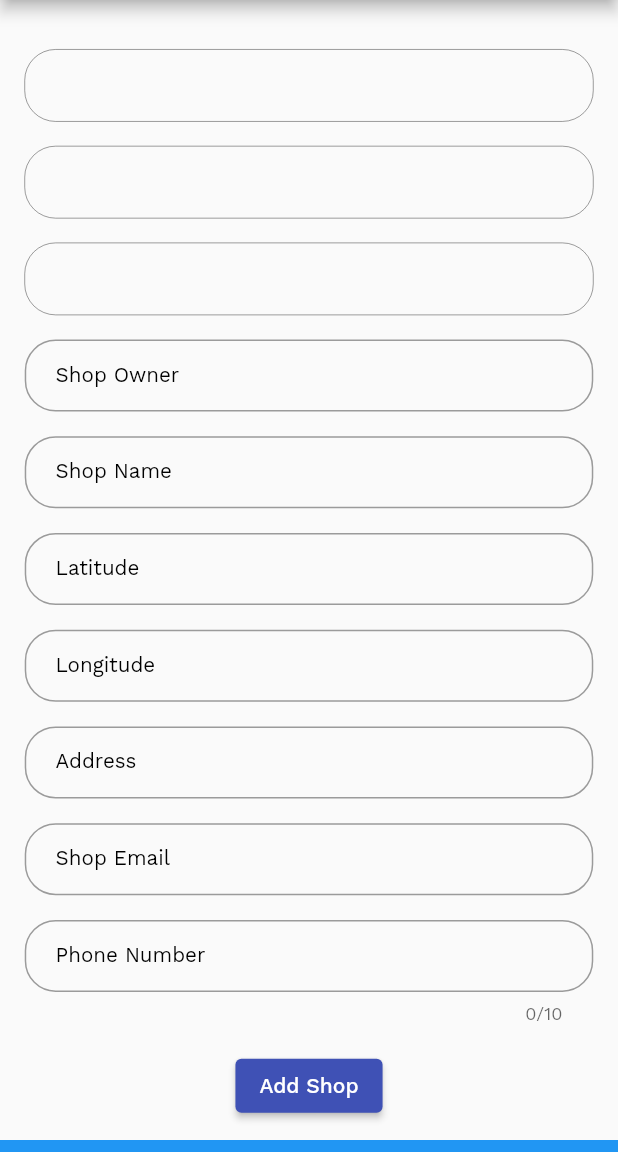
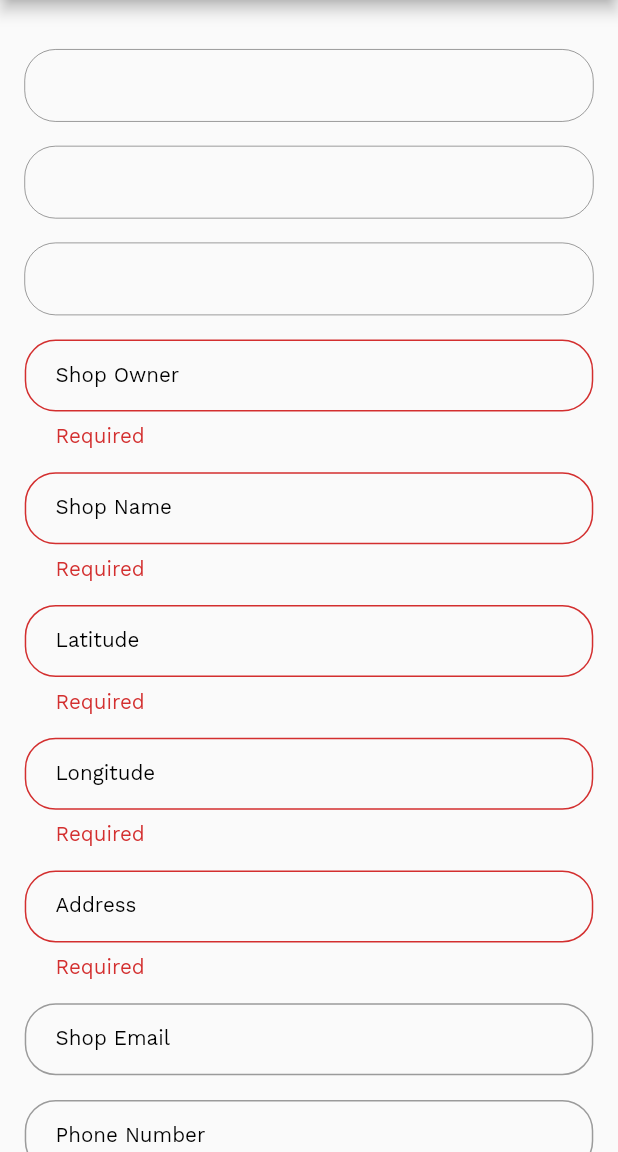
Before and after one commit to VanshKela/ChefGram-Admin, a Flutter app: the AddShopToBeat screen opened directly with empty values, after a tap on "Add Shop", on a phone screen of 412 x 824 dp, the part 84-1236 px from its top. Run offline on Flutter 3.47's test engine with Material 2 defaults, Android fonts, the phone set to English and light mode, and no system bars; our stand-ins replace cloud_firestore, firebase_auth, firebase_core, firebase_storage, flutter_slidable, font_awesome_flutter and 5 more; missing offline and left inert: flutter_overlay_loader, syncfusion_flutter_xlsio; accounts and stored records are empty; network calls fail; project files that could hold a hidden picture were left out.

Commit message:
APP DONE

```diff
--- a/assets/state.json
+++ b/assets/state.json
@@ -132,7 +132,7 @@
 	"country_id": "101"
 }, {
 	"id": "38",
-	"name": "UttarPradesh",
+	"name": "Uttar Pradesh",
 	"country_id": "101"
 }, {
 	"id": "39",
--- a/lib/screens/Dashboard/add_shop_to_beat.dart
+++ b/lib/screens/Dashboard/add_shop_to_beat.dart
@@ -27,25 +27,34 @@ class _AddShopToBeatState extends State<AddShopToBeat> {
         'beat': widget.beat,
         'state': widget.state,
         'city': widget.city,
-        'email': emailController.text,
-        'phoneNo': phoneNoController.text,
+        'email': emailController.text.isEmpty ? 'none' : emailController.text,
+        'phoneNo': phoneNoController.text.isEmpty
+            ? '0'
+            : (double.parse(phoneNoController.text).toInt()).toString(),
         'shopName': shopNameController.text,
         'shopOwner': shopOwnerController.text,
         'latitude': double.parse(latitudeController.text),
         'longitude': double.parse(longitudeController.text)
       });
       ScaffoldMessenger.of(context).showSnackBar(SnackBar(
-        content: Text("Shop Added"),
+        content: Text("Shop added"),
         backgroundColor: Colors.blue,
-        duration: Duration(milliseconds: 1600),
+        duration: Duration(milliseconds: 2500),
       ));
     } catch (e) {
       ScaffoldMessenger.of(context).showSnackBar(SnackBar(
         content: Text(e.toString()),
-        backgroundColor: Colors.blue,
-        duration: Duration(milliseconds: 600),
+        backgroundColor: Colors.red,
+        duration: Duration(milliseconds: 2500),
       ));
     }
+    addressController.clear();
+    phoneNoController.clear();
+    shopOwnerController.clear();
+    shopNameController.clear();
+    emailController.clear();
+    latitudeController.clear();
+    longitudeController.clear();
   }
 
   final addressController = TextEditingController();
@@ -55,6 +64,7 @@ class _AddShopToBeatState extends State<AddShopToBeat> {
   final emailController = TextEditingController();
   final latitudeController = TextEditingController();
   final longitudeController = TextEditingController();
+
   void dispose() {
     addressController.dispose();
     phoneNoController.dispose();
@@ -63,8 +73,11 @@ class _AddShopToBeatState extends State<AddShopToBeat> {
     emailController.dispose();
     longitudeController.dispose();
     latitudeController.dispose();
+
     super.dispose();
   }
+
+  final formGlobalKey = GlobalKey<FormState>();
 
   @override
   Widget build(BuildContext context) {
@@ -74,6 +87,8 @@ class _AddShopToBeatState extends State<AddShopToBeat> {
         centerTitle: true,
       ),
       body: SingleChildScrollView(
+        child: Form(
+          key: formGlobalKey,
           child: Column(
             children: [
               SizedBox(
@@ -113,6 +128,12 @@ class _AddShopToBeatState extends State<AddShopToBeat> {
                       ),
                       TextFormField(
                         controller: shopNameController,
+                        validator: (value) {
+                          if (value!.isEmpty) {
+                            return 'Required';
+                          }
+                          return null;
+                        },
                         decoration: authTextFieldDecoration.copyWith(
                           labelText: "Shop Owner",
                           hintText: "Enter Shop Owner",
@@ -123,6 +144,12 @@ class _AddShopToBeatState extends State<AddShopToBeat> {
                       ),
                       TextFormField(
                         controller: shopOwnerController,
+                        validator: (value) {
+                          if (value!.isEmpty) {
+                            return 'Required';
+                          }
+                          return null;
+                        },
                         decoration: authTextFieldDecoration.copyWith(
                           labelText: "Shop Name",
                           hintText: "Enter Shop Name",
@@ -134,6 +161,12 @@ class _AddShopToBeatState extends State<AddShopToBeat> {
                       TextFormField(
                         controller: latitudeController,
                         keyboardType: TextInputType.number,
+                        validator: (value) {
+                          if (value!.isEmpty) {
+                            return 'Required';
+                          }
+                          return null;
+                        },
                         decoration: authTextFieldDecoration.copyWith(
                           labelText: "Latitude",
                           hintText: "Enter Latitude",
@@ -145,6 +178,12 @@ class _AddShopToBeatState extends State<AddShopToBeat> {
                       TextFormField(
                         controller: longitudeController,
                         keyboardType: TextInputType.number,
+                        validator: (value) {
+                          if (value!.isEmpty) {
+                            return 'Required';
+                          }
+                          return null;
+                        },
                         decoration: authTextFieldDecoration.copyWith(
                           labelText: "Longitude",
                           hintText: "Enter Longitude",
@@ -155,6 +194,12 @@ class _AddShopToBeatState extends State<AddShopToBeat> {
                       ),
                       TextFormField(
                         controller: addressController,
+                        validator: (value) {
+                          if (value!.isEmpty) {
+                            return 'Required';
+                          }
+                          return null;
+                        },
                         decoration: authTextFieldDecoration.copyWith(
                           labelText: "Address",
                           hintText: "Enter your Address",
@@ -193,19 +238,17 @@ class _AddShopToBeatState extends State<AddShopToBeat> {
               ElevatedButton(
                 child: Text("Add Shop"),
                 onPressed: () {
+                  if (formGlobalKey.currentState!.validate()) {
+                    formGlobalKey.currentState!.save();
+
                     addShopToBeat();
-                addressController.clear();
-                phoneNoController.clear();
-                shopOwnerController.clear();
-                shopNameController.clear();
-                emailController.clear();
-                latitudeController.clear();
-                longitudeController.clear();
+                  }
                 },
               )
             ],
           ),
         ),
+      ),
     );
   }
 }
--- a/lib/screens/Dashboard/add_to_catalog.dart
+++ b/lib/screens/Dashboard/add_to_catalog.dart
@@ -27,14 +27,12 @@ class _AddToCatalogState extends State<AddToCatalog> {
   CollectionReference catalog =
       FirebaseFirestore.instance.collection('catalog');
 
-  // FilePickerResult? result;
   Future selectFile() async {
     final XFile? pickedFile =
         await _picker.pickImage(source: ImageSource.gallery);
     setState(() {
       image = pickedFile;
     });
-    // result = await FilePicker.platform.pickFiles(withData: true);
   }
 
   Future addToCatalog() async {
```
Also changed, not shown: lib/screens/Dashboard/add_beat.dart (+17 -2 lines), lib/screens/Dashboard/add_shops.dart (+8 -0 lines), lib/screens/auth/register_employee.dart (+34 -3 lines), 53 other files. Lines whose indentation alone changed are shown as unchanged.
